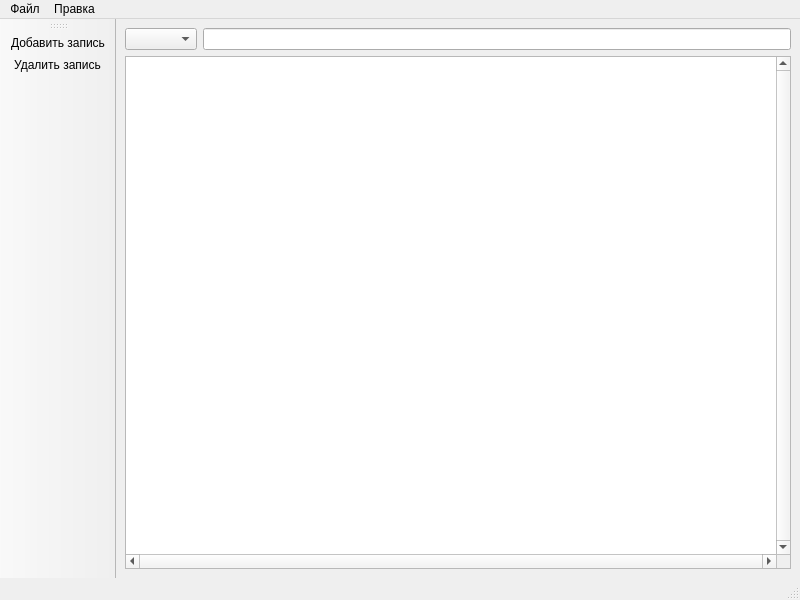
The window that mainwindow.ui (sowecthal/IS-Decanat) describes before a commit, drawn with Qt 5.
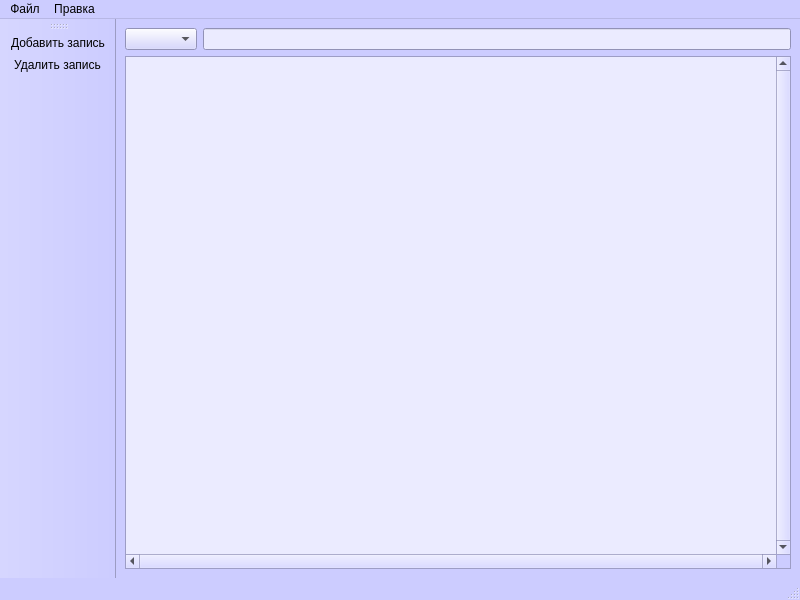
The same window after the commit. Icons and pictures are not drawn.

Diff of the .ui file:
```diff
--- a/mainwindow.ui
+++ b/mainwindow.ui
@@ -10,6 +10,448 @@
     <height>600</height>
    </rect>
   </property>
+  <property name="palette">
+   <palette>
+    <active>
+     <colorrole role="WindowText">
+      <brush brushstyle="SolidPattern">
+       <color alpha="255">
+        <red>0</red>
+        <green>0</green>
+        <blue>0</blue>
+       </color>
+      </brush>
+     </colorrole>
+     <colorrole role="Button">
+      <brush brushstyle="SolidPattern">
+       <color alpha="255">
+        <red>204</red>
+        <green>204</green>
+        <blue>255</blue>
+       </color>
+      </brush>
+     </colorrole>
+     <colorrole role="Light">
+      <brush brushstyle="SolidPattern">
+       <color alpha="255">
+        <red>255</red>
+        <green>255</green>
+        <blue>255</blue>
+       </color>
+      </brush>
+     </colorrole>
+     <colorrole role="Midlight">
+      <brush brushstyle="SolidPattern">
+       <color alpha="255">
+        <red>229</red>
+        <green>229</green>
+        <blue>255</blue>
+       </color>
+      </brush>
+     </colorrole>
+     <colorrole role="Dark">
+      <brush brushstyle="SolidPattern">
+       <color alpha="255">
+        <red>102</red>
+        <green>102</green>
+        <blue>127</blue>
+       </color>
+      </brush>
+     </colorrole>
+     <colorrole role="Mid">
+      <brush brushstyle="SolidPattern">
+       <color alpha="255">
+        <red>136</red>
+        <green>136</green>
+        <blue>170</blue>
+       </color>
+      </brush>
+     </colorrole>
+     <colorrole role="Text">
+      <brush brushstyle="SolidPattern">
+       <color alpha="255">
+        <red>0</red>
+        <green>0</green>
+        <blue>0</blue>
+       </color>
+      </brush>
+     </colorrole>
+     <colorrole role="BrightText">
+      <brush brushstyle="SolidPattern">
+       <color alpha="255">
+        <red>255</red>
+        <green>255</green>
+        <blue>255</blue>
+       </color>
+      </brush>
+     </colorrole>
+     <colorrole role="ButtonText">
+      <brush brushstyle="SolidPattern">
+       <color alpha="255">
+        <red>0</red>
+        <green>0</green>
+        <blue>0</blue>
+       </color>
+      </brush>
+     </colorrole>
+     <colorrole role="Base">
+      <brush brushstyle="SolidPattern">
+       <color alpha="255">
+        <red>235</red>
+        <green>235</green>
+        <blue>255</blue>
+       </color>
+      </brush>
+     </colorrole>
+     <colorrole role="Window">
+      <brush brushstyle="SolidPattern">
+       <color alpha="255">
+        <red>204</red>
+        <green>204</green>
+        <blue>255</blue>
+       </color>
+      </brush>
+     </colorrole>
+     <colorrole role="Shadow">
+      <brush brushstyle="SolidPattern">
+       <color alpha="255">
+        <red>0</red>
+        <green>0</green>
+        <blue>0</blue>
+       </color>
+      </brush>
+     </colorrole>
+     <colorrole role="AlternateBase">
+      <brush brushstyle="SolidPattern">
+       <color alpha="255">
+        <red>229</red>
+        <green>229</green>
+        <blue>255</blue>
+       </color>
+      </brush>
+     </colorrole>
+     <colorrole role="ToolTipBase">
+      <brush brushstyle="SolidPattern">
+       <color alpha="255">
+        <red>255</red>
+        <green>255</green>
+        <blue>220</blue>
+       </color>
+      </brush>
+     </colorrole>
+     <colorrole role="ToolTipText">
+      <brush brushstyle="SolidPattern">
+       <color alpha="255">
+        <red>0</red>
+        <green>0</green>
+        <blue>0</blue>
+       </color>
+      </brush>
+     </colorrole>
+     <colorrole role="PlaceholderText">
+      <brush brushstyle="SolidPattern">
+       <color alpha="128">
+        <red>0</red>
+        <green>0</green>
+        <blue>0</blue>
+       </color>
+      </brush>
+     </colorrole>
+    </active>
+    <inactive>
+     <colorrole role="WindowText">
+      <brush brushstyle="SolidPattern">
+       <color alpha="255">
+        <red>0</red>
+        <green>0</green>
+        <blue>0</blue>
+       </color>
+      </brush>
+     </colorrole>
+     <colorrole role="Button">
+      <brush brushstyle="SolidPattern">
+       <color alpha="255">
+        <red>204</red>
+        <green>204</green>
+        <blue>255</blue>
+       </color>
+      </brush>
+     </colorrole>
+     <colorrole role="Light">
+      <brush brushstyle="SolidPattern">
+       <color alpha="255">
+        <red>255</red>
+        <green>255</green>
+        <blue>255</blue>
+       </color>
+      </brush>
+     </colorrole>
+     <colorrole role="Midlight">
+      <brush brushstyle="SolidPattern">
+       <color alpha="255">
+        <red>229</red>
+        <green>229</green>
+        <blue>255</blue>
+       </color>
+      </brush>
+     </colorrole>
+     <colorrole role="Dark">
+      <brush brushstyle="SolidPattern">
+       <color alpha="255">
+        <red>102</red>
+        <green>102</green>
+        <blue>127</blue>
+       </color>
+      </brush>
+     </colorrole>
+     <colorrole role="Mid">
+      <brush brushstyle="SolidPattern">
+       <color alpha="255">
+        <red>136</red>
+        <green>136</green>
+        <blue>170</blue>
+       </color>
+      </brush>
+     </colorrole>
+     <colorrole role="Text">
+      <brush brushstyle="SolidPattern">
+       <color alpha="255">
+        <red>0</red>
+        <green>0</green>
+        <blue>0</blue>
+       </color>
+      </brush>
+     </colorrole>
+     <colorrole role="BrightText">
+      <brush brushstyle="SolidPattern">
+       <color alpha="255">
+        <red>255</red>
+        <green>255</green>
+        <blue>255</blue>
+       </color>
+      </brush>
+     </colorrole>
+     <colorrole role="ButtonText">
+      <brush brushstyle="SolidPattern">
+       <color alpha="255">
+        <red>0</red>
+        <green>0</green>
+        <blue>0</blue>
+       </color>
+      </brush>
+     </colorrole>
+     <colorrole role="Base">
+      <brush brushstyle="SolidPattern">
+       <color alpha="255">
+        <red>235</red>
+        <green>235</green>
+        <blue>255</blue>
+       </color>
+      </brush>
+     </colorrole>
+     <colorrole role="Window">
+      <brush brushstyle="SolidPattern">
+       <color alpha="255">
+        <red>204</red>
+        <green>204</green>
+        <blue>255</blue>
+       </color>
+      </brush>
+     </colorrole>
+     <colorrole role="Shadow">
+      <brush brushstyle="SolidPattern">
+       <color alpha="255">
+        <red>0</red>
+        <green>0</green>
+        <blue>0</blue>
+       </color>
+      </brush>
+     </colorrole>
+     <colorrole role="AlternateBase">
+      <brush brushstyle="SolidPattern">
+       <color alpha="255">
+        <red>229</red>
+        <green>229</green>
+        <blue>255</blue>
+       </color>
+      </brush>
+     </colorrole>
+     <colorrole role="ToolTipBase">
+      <brush brushstyle="SolidPattern">
+       <color alpha="255">
+        <red>255</red>
+        <green>255</green>
+        <blue>220</blue>
+       </color>
+      </brush>
+     </colorrole>
+     <colorrole role="ToolTipText">
+      <brush brushstyle="SolidPattern">
+       <color alpha="255">
+        <red>0</red>
+        <green>0</green>
+        <blue>0</blue>
+       </color>
+      </brush>
+     </colorrole>
+     <colorrole role="PlaceholderText">
+      <brush brushstyle="SolidPattern">
+       <color alpha="128">
+        <red>0</red>
+        <green>0</green>
+        <blue>0</blue>
+       </color>
+      </brush>
+     </colorrole>
+    </inactive>
+    <disabled>
+     <colorrole role="WindowText">
+      <brush brushstyle="SolidPattern">
+       <color alpha="255">
+        <red>102</red>
+        <green>102</green>
+        <blue>127</blue>
+       </color>
+      </brush>
+     </colorrole>
+     <colorrole role="Button">
+      <brush brushstyle="SolidPattern">
+       <color alpha="255">
+        <red>204</red>
+        <green>204</green>
+        <blue>255</blue>
+       </color>
+      </brush>
+     </colorrole>
+     <colorrole role="Light">
+      <brush brushstyle="SolidPattern">
+       <color alpha="255">
+        <red>255</red>
+        <green>255</green>
+        <blue>255</blue>
+       </color>
+      </brush>
+     </colorrole>
+     <colorrole role="Midlight">
+      <brush brushstyle="SolidPattern">
+       <color alpha="255">
+        <red>229</red>
+        <green>229</green>
+        <blue>255</blue>
+       </color>
+      </brush>
+     </colorrole>
+     <colorrole role="Dark">
+      <brush brushstyle="SolidPattern">
+       <color alpha="255">
+        <red>102</red>
+        <green>102</green>
+        <blue>127</blue>
+       </color>
+      </brush>
+     </colorrole>
+     <colorrole role="Mid">
+      <brush brushstyle="SolidPattern">
+       <color alpha="255">
+        <red>136</red>
+        <green>136</green>
+        <blue>170</blue>
+       </color>
+      </brush>
+     </colorrole>
+     <colorrole role="Text">
+      <brush brushstyle="SolidPattern">
+       <color alpha="255">
+        <red>102</red>
+        <green>102</green>
+        <blue>127</blue>
+       </color>
+      </brush>
+     </colorrole>
+     <colorrole role="BrightText">
+      <brush brushstyle="SolidPattern">
+       <color alpha="255">
+        <red>255</red>
+        <green>255</green>
+        <blue>255</blue>
+       </color>
+      </brush>
+     </colorrole>
+     <colorrole role="ButtonText">
+      <brush brushstyle="SolidPattern">
+       <color alpha="255">
+        <red>102</red>
+        <green>102</green>
+        <blue>127</blue>
+       </color>
+      </brush>
+     </colorrole>
+     <colorrole role="Base">
+      <brush brushstyle="SolidPattern">
+       <color alpha="255">
+        <red>204</red>
+        <green>204</green>
+        <blue>255</blue>
+       </color>
+      </brush>
+     </colorrole>
+     <colorrole role="Window">
+      <brush brushstyle="SolidPattern">
+       <color alpha="255">
+        <red>204</red>
+        <green>204</green>
+        <blue>255</blue>
+       </color>
+      </brush>
+     </colorrole>
+     <colorrole role="Shadow">
+      <brush brushstyle="SolidPattern">
+       <color alpha="255">
+        <red>0</red>
+        <green>0</green>
+        <blue>0</blue>
+       </color>
+      </brush>
+     </colorrole>
+     <colorrole role="AlternateBase">
+      <brush brushstyle="SolidPattern">
+       <color alpha="255">
+        <red>204</red>
+        <green>204</green>
+        <blue>255</blue>
+       </color>
+      </brush>
+     </colorrole>
+     <colorrole role="ToolTipBase">
+      <brush brushstyle="SolidPattern">
+       <color alpha="255">
+        <red>255</red>
+        <green>255</green>
+        <blue>220</blue>
+       </color>
+      </brush>
+     </colorrole>
+     <colorrole role="ToolTipText">
+      <brush brushstyle="SolidPattern">
+       <color alpha="255">
+        <red>0</red>
+        <green>0</green>
+        <blue>0</blue>
+       </color>
+      </brush>
+     </colorrole>
+     <colorrole role="PlaceholderText">
+      <brush brushstyle="SolidPattern">
+       <color alpha="128">
+        <red>0</red>
+        <green>0</green>
+        <blue>0</blue>
+       </color>
+      </brush>
+     </colorrole>
+    </disabled>
+   </palette>
+  </property>
   <property name="windowTitle">
    <string>MainWindow</string>
   </property>
```
